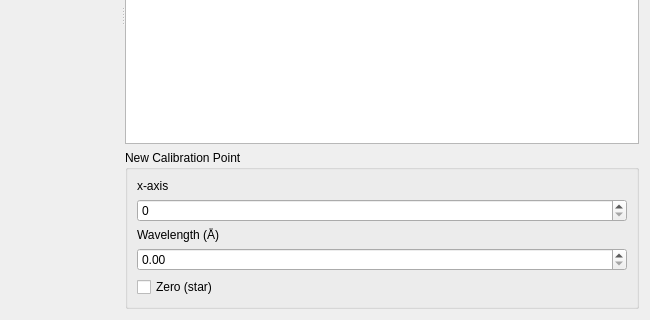
Above: PySpectrum/calibrate_spectrum.ui from GuLinux/PySpectrum before the change; both pictures show x 91 to 741 and y 291 to 611 of the 741 by 611 pixel window. Below: the same form after it.
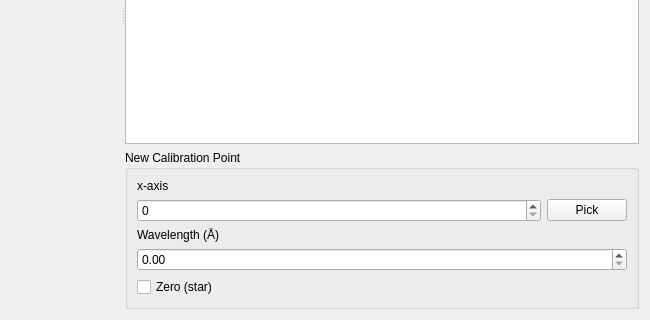
That is the form after the change.

Commit message: Calibration utilities

```diff
--- a/PySpectrum/calibrate_spectrum.ui
+++ b/PySpectrum/calibrate_spectrum.ui
@@ -66,6 +66,12 @@
           </item>
           <item row="1" column="0">
            <widget class="QSpinBox" name="point_x_axis">
+            <property name="sizePolicy">
+             <sizepolicy hsizetype="MinimumExpanding" vsizetype="Fixed">
+              <horstretch>0</horstretch>
+              <verstretch>0</verstretch>
+             </sizepolicy>
+            </property>
             <property name="maximum">
              <number>99999999</number>
             </property>
@@ -78,7 +84,17 @@
             </property>
            </widget>
           </item>
-          <item row="3" column="0">
+          <item row="1" column="1">
+           <widget class="QPushButton" name="x_axis_pick">
+            <property name="text">
+             <string>Pick</string>
+            </property>
+            <property name="flat">
+             <bool>false</bool>
+            </property>
+           </widget>
+          </item>
+          <item row="3" column="0" colspan="2">
            <widget class="QDoubleSpinBox" name="point_wavelength">
             <property name="minimum">
              <double>0.000000000000000</double>
```
Left out of the diff: 8 changed lines with no effect on the pictures. The commit also changes 2 other files.
